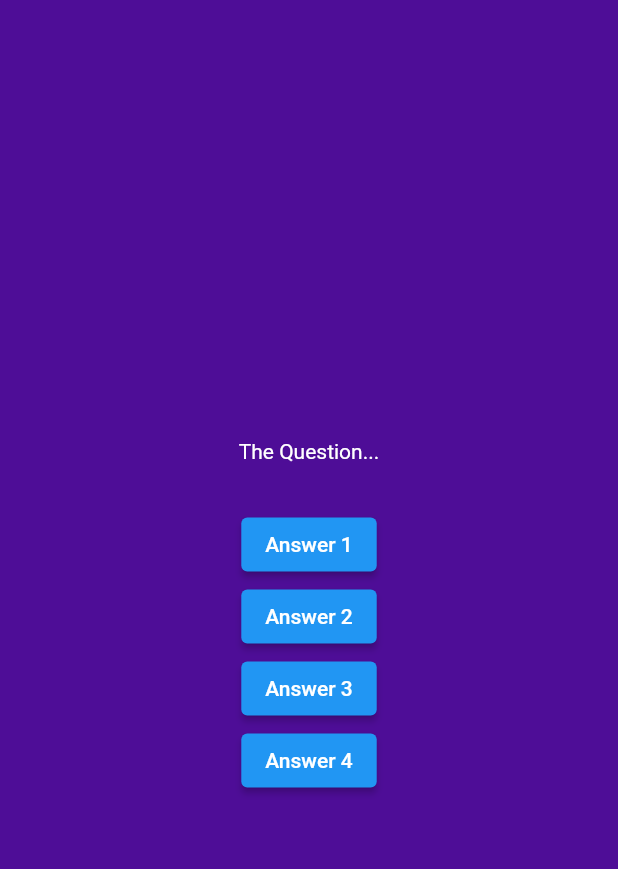
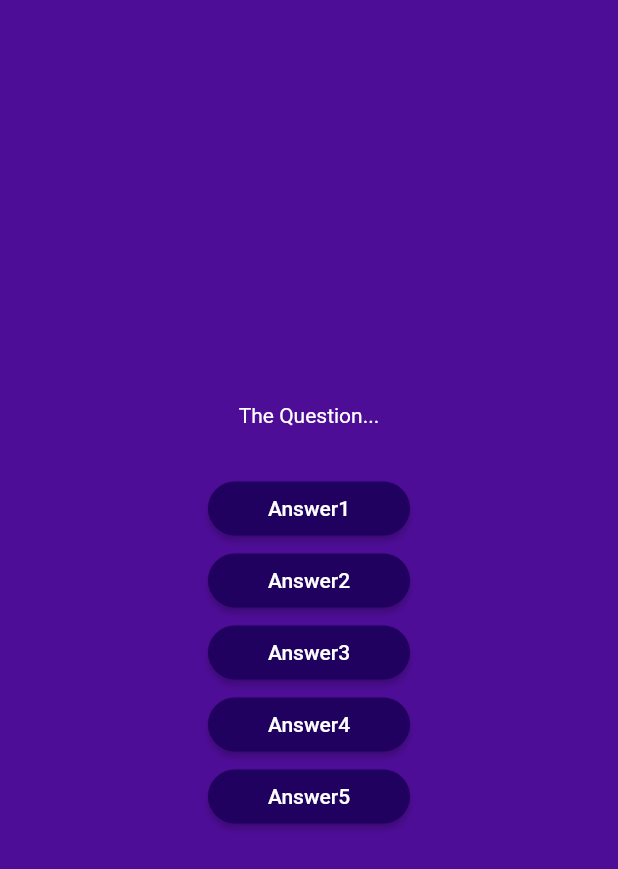
Before and after one commit to Rimao416/flutter_course, a Flutter app: the screen it shows after launch, after a tap on "Start Quizzing", on a phone screen of 412 x 824 dp. Shown: the top 869 px of the screen. Run offline on Flutter 3.47's test engine with Material 2 defaults, Android fonts, the phone set to English and light mode, and no system bars.

Commit message:
buttonReutilisable

```diff
--- /dev/null
+++ b/lib/answer_button.dart
@@ -0,0 +1,24 @@
+import 'package:flutter/material.dart';
+
+class AnswerButton extends StatelessWidget {
+  const AnswerButton(
+      {super.key, required this.answerText, required this.onTap});
+  final String answerText;
+  final void Function() onTap;
+  @override
+  Widget build(BuildContext context) {
+    return ElevatedButton(
+      onPressed: onTap,
+      style: ElevatedButton.styleFrom(
+          padding: const EdgeInsets.symmetric(
+            vertical: 10,
+            horizontal: 40,
+          ),
+          backgroundColor: const Color.fromARGB(255, 33, 1, 95),
+          foregroundColor: Colors.white,
+          shape:
+              RoundedRectangleBorder(borderRadius: BorderRadius.circular(40))),
+      child: Text(answerText),
+    );
+  }
+}
--- a/lib/questions_screen.dart
+++ b/lib/questions_screen.dart
@@ -1,4 +1,5 @@
 import 'package:flutter/material.dart';
+import 'package:flutter002/answer_button.dart';
 
 class QuestionsScreen extends StatefulWidget {
   const QuestionsScreen({Key? key}) : super(key: key);
@@ -21,21 +22,25 @@
             style: TextStyle(color: Colors.white),
           ),
           SizedBox(height: 30),
-          ElevatedButton(
-            onPressed: () {},
-            child: const Text('Answer 1'),
+          AnswerButton(
+            answerText: 'Answer1',
+            onTap: () {},
           ),
-          ElevatedButton(
-            onPressed: () {},
-            child: const Text('Answer 2'),
+          AnswerButton(
+            answerText: 'Answer2',
+            onTap: () {},
           ),
-          ElevatedButton(
-            onPressed: () {},
-            child: const Text('Answer 3'),
+          AnswerButton(
+            answerText: 'Answer3',
+            onTap: () {},
           ),
-          ElevatedButton(
-            onPressed: () {},
-            child: const Text('Answer 4'),
+          AnswerButton(
+            answerText: 'Answer4',
+            onTap: () {},
+          ),
+          AnswerButton(
+            answerText: 'Answer5',
+            onTap: () {},
           ),
         ],
       ),
```
